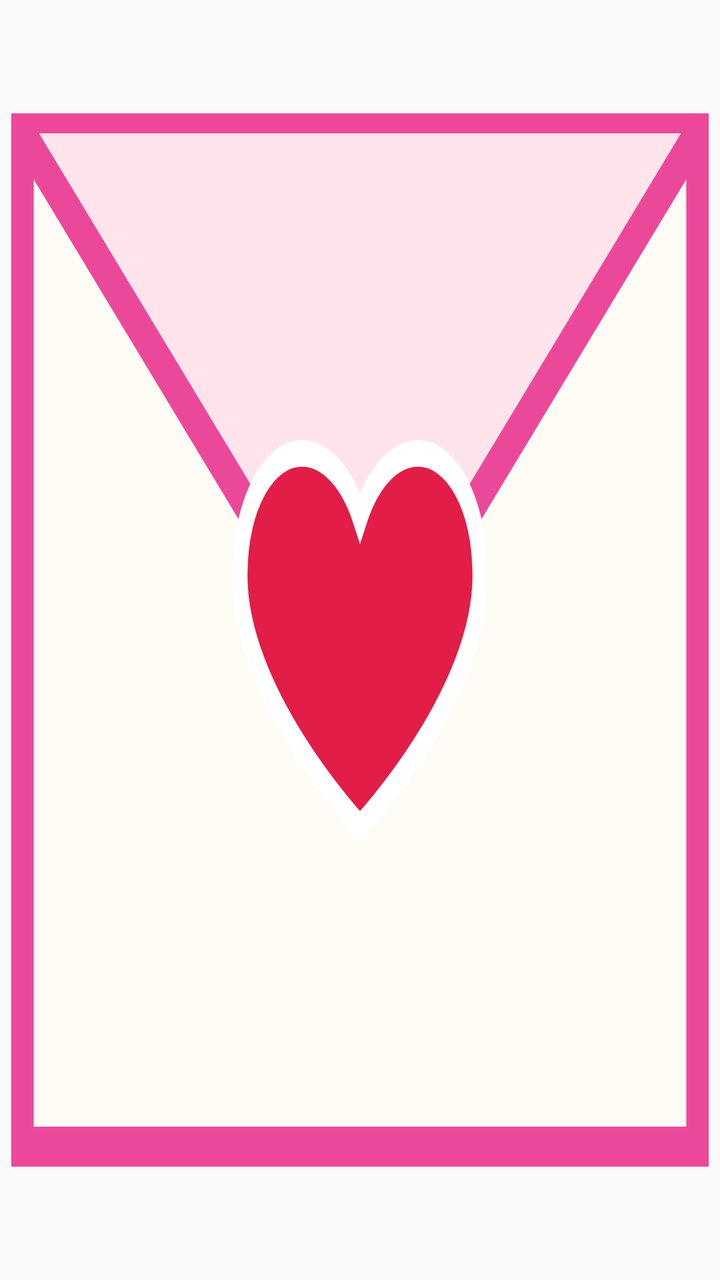
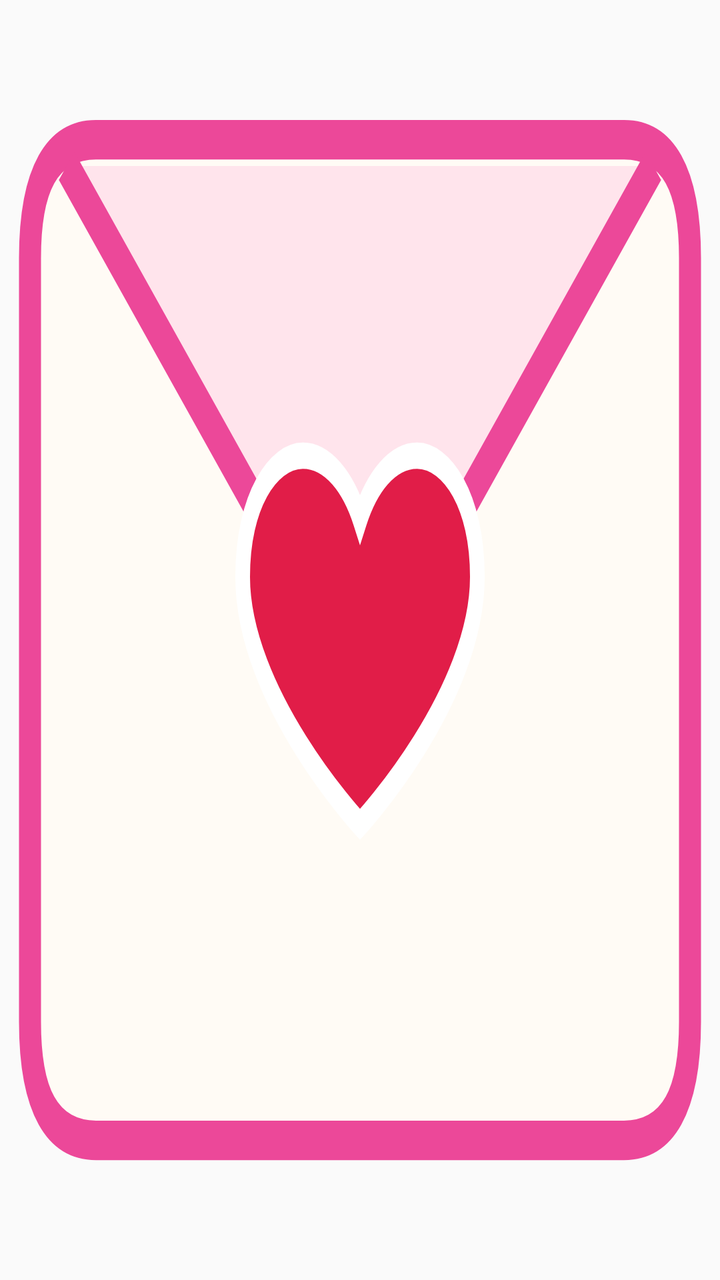

An Android layout rendered at two revisions. The XML below is the earlier revision; the diff shows what the commit changed to produce the second picture.
<!-- AndroidManifest.xml: application theme android:Theme.Material.Light.NoActionBar -->
<!-- res/layout/widget_intercourse.xml -->
<?xml version="1.0" encoding="utf-8"?>
<FrameLayout xmlns:android="http://schemas.android.com/apk/res/android"
    android:id="@+id/intercourse_root"
    android:layout_width="match_parent"
    android:layout_height="match_parent"
    android:background="@drawable/intercourse_bg">

    <TextView
        android:id="@+id/tv_hint"
        android:layout_width="match_parent"
        android:layout_height="wrap_content"
        android:layout_gravity="bottom|center_horizontal"
        android:gravity="center"
        android:paddingBottom="4dp"
        android:paddingLeft="3dp"
        android:paddingRight="3dp"
        android:text=""
        android:textSize="8sp"
        android:textColor="#9D174D"
        android:maxLines="1" />

</FrameLayout>
<!-- resources referenced by this layout -->
<resources>
  <!-- drawable intercourse_bg (drawable) -->
  <?xml version="1.0" encoding="utf-8"?>
  <vector xmlns:android="http://schemas.android.com/apk/res/android"
      android:width="48dp"
      android:height="48dp"
      android:viewportWidth="48"
      android:viewportHeight="48">
  
      
      <path
          android:fillColor="#FFFBF5"
          android:strokeColor="#EC4899"
          android:strokeWidth="1.5"
          android:pathData="M1.5,5 L46.5,5 L46.5,43 L1.5,43 Z" />
  
      
      <path
          android:fillColor="#FFE4EC"
          android:strokeColor="#EC4899"
          android:strokeWidth="1.5"
          android:pathData="M1.5,5 L24,26 L46.5,5" />
  
      
      <path
          android:fillColor="#E11D48"
          android:strokeColor="#FFFFFF"
          android:strokeWidth="1"
          android:pathData="M24,31 C24,31 16,26.2 16,21.6 C16,18.7 18.1,17 20.1,17 C21.8,17 23.2,18 24,19.4 C24.8,18 26.2,17 27.9,17 C29.9,17 32,18.7 32,21.6 C32,26.2 24,31 24,31 Z" />
  </vector>
</resources>

<!-- the commit's change to res/layout/widget_intercourse.xml (unified diff, before → after) -->
@@ -2,18 +2,24 @@
 <FrameLayout xmlns:android="http://schemas.android.com/apk/res/android"
     android:id="@+id/intercourse_root"
     android:layout_width="match_parent"
-    android:layout_height="match_parent"
-    android:background="@drawable/intercourse_bg">
+    android:layout_height="match_parent">
+
+    
+    <FrameLayout
+        android:layout_width="match_parent"
+        android:layout_height="match_parent"
+        android:layout_margin="4dp"
+        android:background="@drawable/intercourse_bg" />
 
     <TextView
         android:id="@+id/tv_hint"
         android:layout_width="match_parent"
         android:layout_height="wrap_content"
         android:layout_gravity="bottom|center_horizontal"
+        android:layout_marginBottom="8dp"
         android:gravity="center"
-        android:paddingBottom="4dp"
-        android:paddingLeft="3dp"
-        android:paddingRight="3dp"
+        android:paddingLeft="8dp"
+        android:paddingRight="8dp"
         android:text=""
         android:textSize="8sp"
         android:textColor="#9D174D"
<!-- resource entries referenced after the edit -->
@@ -13,14 +13,18 @@
           android:fillColor="#FFFBF5"
           android:strokeColor="#EC4899"
           android:strokeWidth="1.5"
-          android:pathData="M1.5,5 L46.5,5 L46.5,43 L1.5,43 Z" />
+          android:pathData="M6,5 L42,5 Q46.5,5 46.5,9.5 L46.5,38.5 Q46.5,43 42,43 L6,43 Q1.5,43 1.5,38.5 L1.5,9.5 Q1.5,5 6,5 Z" />
   
       
       <path
           android:fillColor="#FFE4EC"
+          android:pathData="M4,6 L24,26 L44,6 Z" />
+  
+      
+      <path
           android:strokeColor="#EC4899"
           android:strokeWidth="1.5"
-          android:pathData="M1.5,5 L24,26 L46.5,5" />
+          android:pathData="M4,6 L24,26 L44,6" />
   
       
       <path
